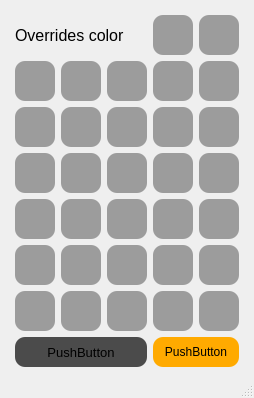
Before: the Qt Designer form Maya_PY_Display_Color_Override_ui.ui in zhangping4954/Maya_python-Display_Color_Override, drawn with Qt 5.
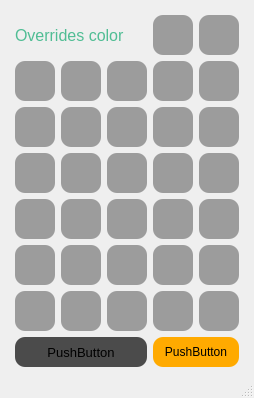
After: the same form once the commit is applied.

Commit message: 界面v03

Patch:
```diff
--- a/Maya_PY_Display_Color_Override_ui.ui
+++ b/Maya_PY_Display_Color_Override_ui.ui
@@ -19,9 +19,19 @@
   <property name="windowTitle">
    <string>MainWindow</string>
   </property>
+  <property name="layoutDirection">
+   <enum>Qt::LeftToRight</enum>
+  </property>
   <property name="styleSheet">
    <string notr="true">QPushButton{
 	border-radius:10px;
+}
+
+QLabel{
+	
+	
+	
+	color: rgb(80, 189, 148);
 }</string>
   </property>
   <widget class="QWidget" name="centralwidget">
```
Left out of the diff: 48 changed lines with no effect on the pictures. The commit also changes 4 other files.
